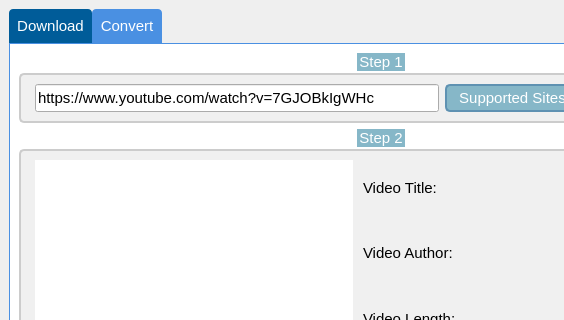
This is mainwindow.ui in Alone0506/yt_dlp_GUI as Qt 5 draws it before an edit; both pictures show x 0 to 564 and y 0 to 320 of the 756 by 735 pixel window. The edited form follows.
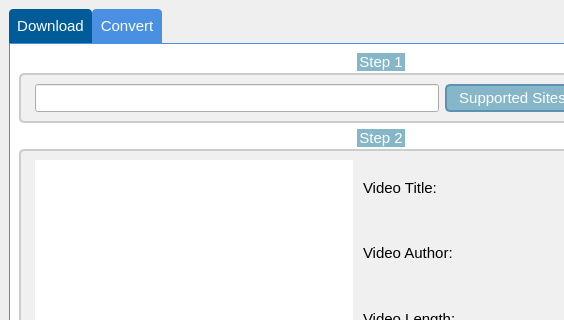
This is the edited form. Icons and pictures are not drawn.

```diff
--- a/mainwindow.ui
+++ b/mainwindow.ui
@@ -188,7 +188,7 @@
               </font>
              </property>
              <property name="text">
-              <string>https://www.youtube.com/watch?v=7GJOBkIgWHc</string>
+              <string/>
              </property>
             </widget>
            </item>
```
